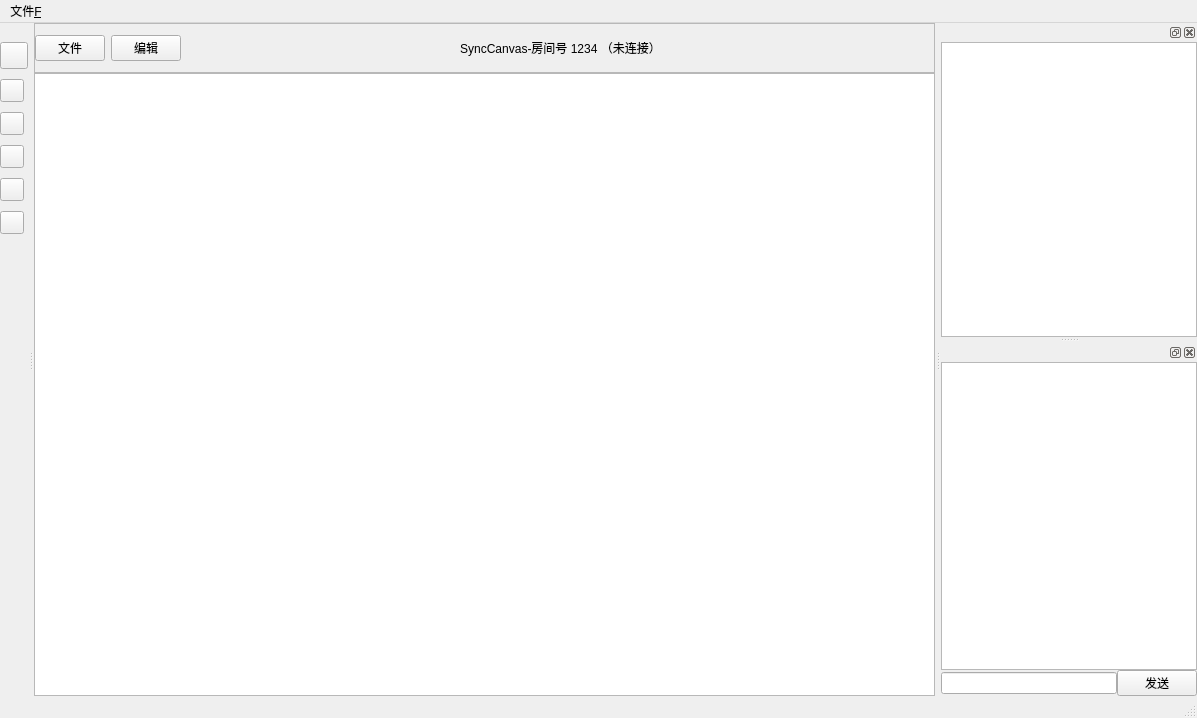
This is DBClient/canvas.ui in shanzhi7/CoBoard-Cpp as Qt 5 draws it before an edit. The edited form follows.
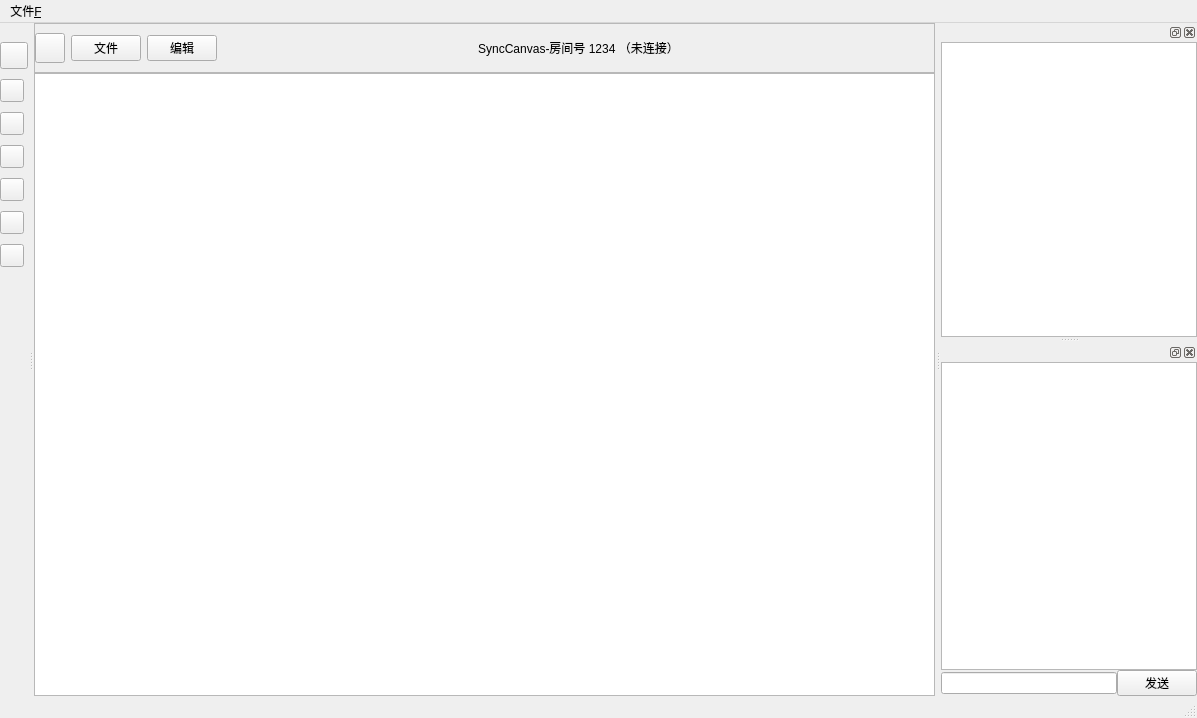
This is the edited form. Icons and pictures are not drawn. Custom widgets are drawn as their Qt base class.

What changed in the file:
```diff
--- a/DBClient/canvas.ui
+++ b/DBClient/canvas.ui
@@ -73,7 +73,6 @@
 
 /* ================= 3. 中间画板 (Canvas) ================= */
 QGraphicsView {
-    background-color: #f0f0f0;			/* 灰色背景*/
     /* 【视觉重心】边框颜色加深 */
     border: 1px solid #c0c4cc; 
     border-radius: 6px;
@@ -311,6 +310,22 @@
        <property name="bottomMargin">
         <number>0</number>
        </property>
+       <item>
+        <widget class="QPushButton" name="return_btn">
+         <property name="maximumSize">
+          <size>
+           <width>30</width>
+           <height>30</height>
+          </size>
+         </property>
+         <property name="styleSheet">
+          <string notr="true">border-image: url(:/res/return.png);</string>
+         </property>
+         <property name="text">
+          <string/>
+         </property>
+        </widget>
+       </item>
        <item>
         <widget class="QPushButton" name="file_btn">
          <property name="maximumSize">
@@ -442,6 +457,16 @@
        </property>
       </widget>
      </item>
+     <item>
+      <widget class="QToolButton" name="line_tool">
+       <property name="styleSheet">
+        <string notr="true">border-image: url(:/res/line.png);</string>
+       </property>
+       <property name="text">
+        <string/>
+       </property>
+      </widget>
+     </item>
      <item>
       <widget class="QToolButton" name="rect_tool">
        <property name="styleSheet">
```
